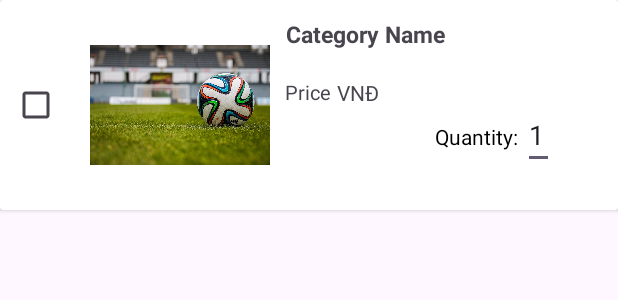
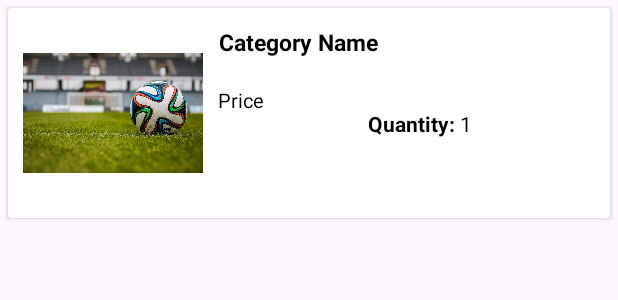
Before and after one commit to vuv909/project-prm, an Android app: the layout cart_item.xml on its own in the app's theme, with its tools: preview values and no code run, on a phone screen of 412 x 824 dp. Shown: the top 300 px of the screen. Run offline under Robolectric (Android 15) with nearby library versions, the light colour scheme and no system bars.

Commit message:
fix add to cart buy

```diff
--- a/app/src/main/res/layout/cart_item.xml
+++ b/app/src/main/res/layout/cart_item.xml
@@ -1,22 +1,14 @@
 <?xml version="1.0" encoding="utf-8"?>
-<androidx.cardview.widget.CardView xmlns:android="http://schemas.android.com/apk/res/android"
+<androidx.cardview.widget.CardView
+    xmlns:android="http://schemas.android.com/apk/res/android"
+    xmlns:app="http://schemas.android.com/apk/res-auto"
     android:layout_width="match_parent"
     android:layout_height="wrap_content"
-    xmlns:app="http://schemas.android.com/apk/res-auto"
-    android:layout_marginBottom="5dp">
+    android:layout_margin="5dp">
 
     <RelativeLayout
         android:layout_width="match_parent"
-        android:layout_height="wrap_content"
-        >
-
-        <CheckBox
-            android:id="@+id/chk_confirm"
-            android:layout_width="wrap_content"
-            android:layout_height="wrap_content"
-            android:layout_marginRight="2dp"
-            android:layout_centerVertical="true"
-             />
+        android:layout_height="wrap_content">
 
         <ImageView
             android:id="@+id/pro_img"
@@ -26,7 +18,7 @@
             android:layout_marginTop="10dp"
             android:layout_marginEnd="10dp"
             android:layout_marginBottom="10dp"
-            android:layout_toRightOf="@id/chk_confirm"
+            android:layout_centerVertical="true"
             android:src="@drawable/advert1" />
 
         <TextView
@@ -34,34 +26,28 @@
             android:layout_width="wrap_content"
             android:layout_height="40dp"
             android:layout_marginTop="12dp"
+            android:textColor="@color/black"
             android:fontFamily="@font/amethysta"
             android:text="Category Name"
             android:textAlignment="center"
             android:textSize="15sp"
             android:textStyle="bold"
-            android:layout_toEndOf="@+id/pro_img"
-             />
-
+            android:layout_toRightOf="@id/pro_img"
+            android:layout_toEndOf="@id/pro_img" />
 
         <TextView
             android:id="@+id/pro_price"
             android:layout_width="wrap_content"
             android:layout_height="15dp"
             android:layout_marginEnd="4dp"
+            android:textColor="@color/black"
             android:fontFamily="@font/amethysta"
             android:text="Price"
             android:textAlignment="center"
             android:textSize="13sp"
-            android:layout_toEndOf="@+id/pro_img"
-            android:layout_below="@+id/pro_name"
-             />
-
-        <TextView
-            android:layout_width="wrap_content"
-            android:layout_height="wrap_content"
-            android:layout_toEndOf="@id/pro_price"
-            android:text="VNĐ"
-            android:layout_below="@id/pro_name"/>
+            android:layout_below="@id/pro_name"
+            android:layout_toEndOf="@id/pro_img"
+            android:layout_toRightOf="@id/pro_img" />
 
         <LinearLayout
             android:layout_width="wrap_content"
@@ -69,20 +55,22 @@
             android:orientation="horizontal"
             android:layout_below="@id/pro_price"
             android:layout_toEndOf="@id/pro_img"
+            android:layout_toRightOf="@id/pro_img"
             android:layout_marginLeft="100dp">
             <TextView
                 android:id="@+id/tv_quantity"
                 android:layout_width="wrap_content"
                 android:layout_height="wrap_content"
                 android:text="Quantity: "
+                android:textStyle="bold"
                 android:textColor="@color/black" />
-            <EditText
+            <TextView
                 android:id="@+id/edt_pro_quantity"
+                android:textColor="@color/black"
                 android:layout_width="wrap_content"
                 android:layout_height="45dp"
                 android:text="1"
-                android:inputType="number"
-                />
+                android:inputType="number" />
         </LinearLayout>
 
     </RelativeLayout>
```
Also changed, not shown: app/src/main/java/com/example/myapplication/activity/ProductDetailActivity.java (+64 -3 lines), app/src/main/java/com/example/myapplication/activity/ViewCartActivity.java (+10 -4 lines), app/src/main/java/com/example/myapplication/adapter/CartAdapter.java (+14 -3 lines), app/src/main/java/com/example/myapplication/models/CartItem.java (+11 -1 lines), app/src/main/res/layout/activity_product_detail.xml (+18 -2 lines), app/src/main/res/layout/activity_view_cart.xml (+11 -14 lines).
